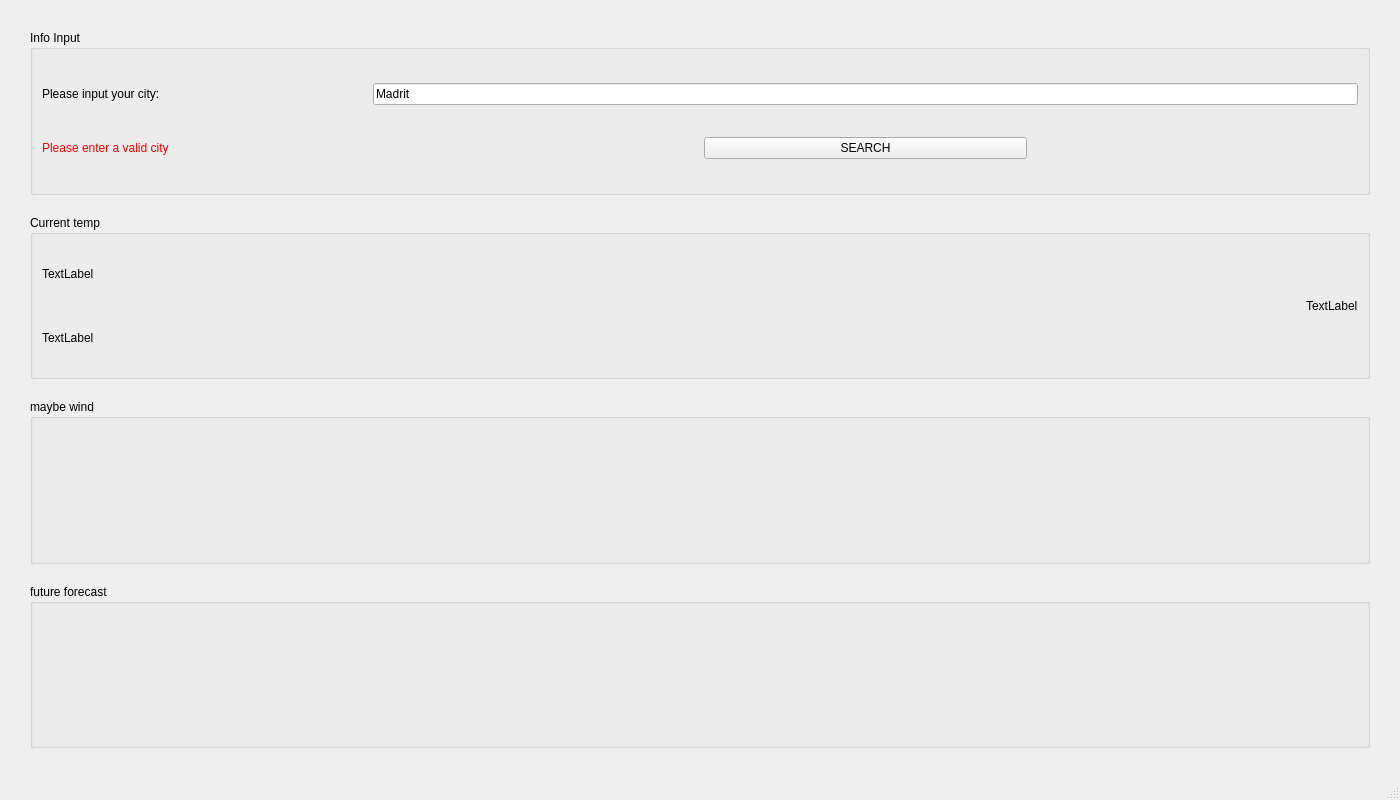
Above: WeatherApp.ui from jamosik/Weather_app before the change. Below: the same form after it.
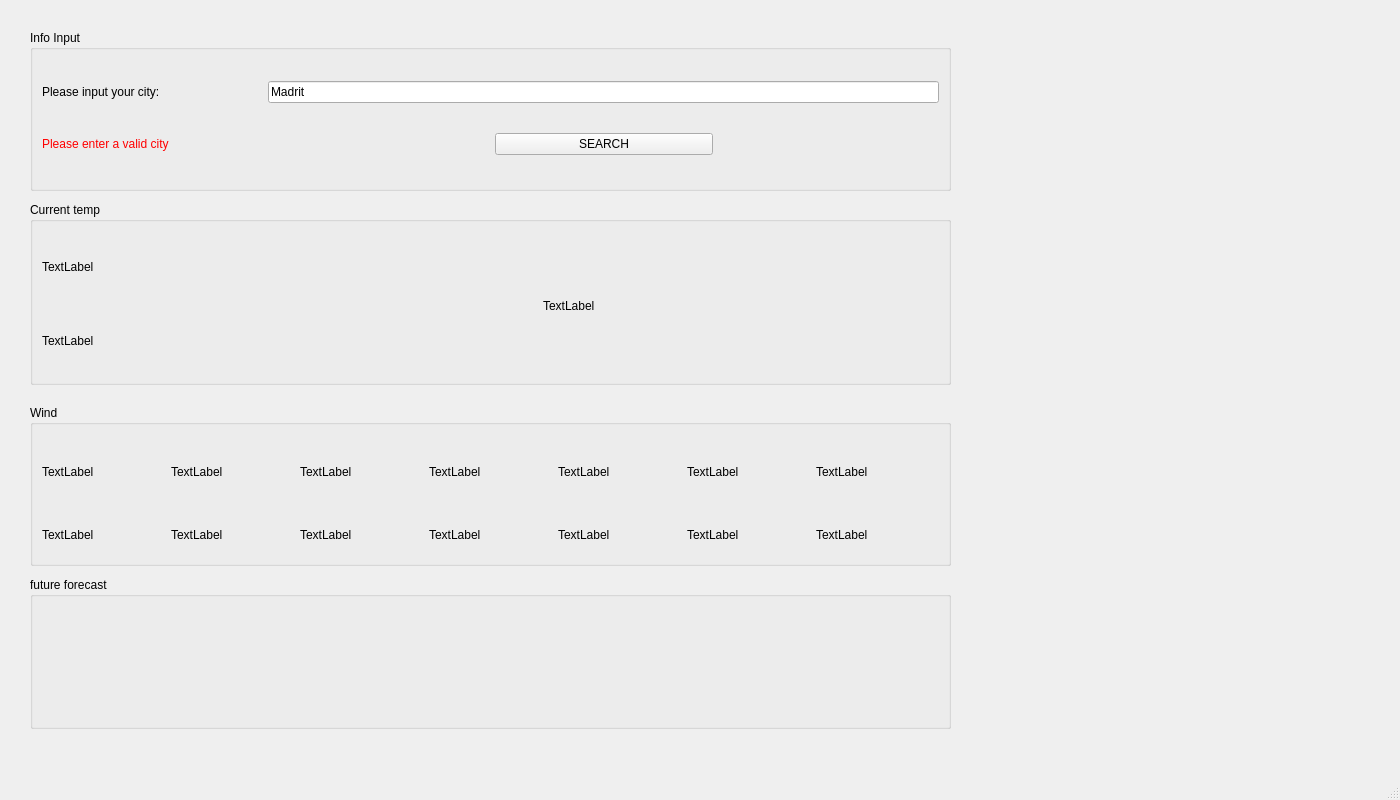
That is the form after the change.

```diff
--- a/WeatherApp.ui
+++ b/WeatherApp.ui
@@ -26,31 +26,25 @@
    <string>MainWindow</string>
   </property>
   <widget class="QWidget" name="centralwidget">
-   <layout class="QVBoxLayout" name="mainLayout">
-    <property name="spacing">
-     <number>20</number>
-    </property>
-    <property name="sizeConstraint">
-     <enum>QLayout::SetDefaultConstraint</enum>
-    </property>
-    <property name="leftMargin">
-     <number>30</number>
-    </property>
-    <property name="topMargin">
-     <number>30</number>
-    </property>
-    <property name="rightMargin">
-     <number>30</number>
-    </property>
-    <property name="bottomMargin">
-     <number>30</number>
-    </property>
-    <item>
+   <property name="sizePolicy">
+    <sizepolicy hsizetype="Fixed" vsizetype="Fixed">
+     <horstretch>0</horstretch>
+     <verstretch>0</verstretch>
+    </sizepolicy>
+   </property>
      <widget class="QGroupBox" name="groupBox">
+    <property name="geometry">
+     <rect>
+      <x>30</x>
+      <y>30</y>
+      <width>921</width>
+      <height>161</height>
+     </rect>
+    </property>
       <property name="title">
        <string>Info Input</string>
       </property>
-      <layout class="QGridLayout" name="gridLayout" rowstretch="0,0,0,0,0,0" columnstretch="1,1,1,1">
+    <layout class="QGridLayout" name="gridLayout" rowstretch="0,0,0,0,0" columnstretch="1,1,1,1">
        <property name="spacing">
         <number>8</number>
        </property>
@@ -97,15 +91,59 @@
        </item>
       </layout>
      </widget>
-    </item>
-    <item>
      <widget class="QGroupBox" name="groupBox_2">
+    <property name="geometry">
+     <rect>
+      <x>30</x>
+      <y>202</y>
+      <width>921</width>
+      <height>183</height>
+     </rect>
+    </property>
       <property name="title">
        <string>Current temp</string>
       </property>
       <layout class="QGridLayout" name="gridLayout_2">
-       <item row="2" column="0" rowspan="2">
+     <item row="0" column="1" rowspan="2">
+      <spacer name="horizontalSpacer">
+       <property name="orientation">
+        <enum>Qt::Horizontal</enum>
+       </property>
+       <property name="sizeHint" stdset="0">
+        <size>
+         <width>529</width>
+         <height>20</height>
+        </size>
+       </property>
+      </spacer>
+     </item>
+     <item row="0" column="4" rowspan="2">
+      <spacer name="horizontalSpacer_2">
+       <property name="orientation">
+        <enum>Qt::Horizontal</enum>
+       </property>
+       <property name="sizeHint" stdset="0">
+        <size>
+         <width>529</width>
+         <height>20</height>
+        </size>
+       </property>
+      </spacer>
+     </item>
+     <item row="1" column="0">
         <widget class="QLabel" name="TempDispLabel">
+       <property name="minimumSize">
+        <size>
+         <width>250</width>
+         <height>72</height>
+        </size>
+       </property>
+       <property name="maximumSize">
+        <size>
+         <width>250</width>
+         <height>72</height>
+        </size>
+       </property>
          <property name="styleSheet">
           <string notr="true">font: 30pt &quot;Montserrat&quot;;</string>
          </property>
@@ -114,8 +152,20 @@
          </property>
         </widget>
        </item>
-       <item row="0" column="0" rowspan="2">
+     <item row="0" column="0">
         <widget class="QLabel" name="CityDispLabel">
+       <property name="minimumSize">
+        <size>
+         <width>250</width>
+         <height>72</height>
+        </size>
+       </property>
+       <property name="maximumSize">
+        <size>
+         <width>250</width>
+         <height>72</height>
+        </size>
+       </property>
          <property name="styleSheet">
           <string notr="true">font: 30pt &quot;Montserrat&quot;;</string>
          </property>
@@ -124,14 +174,20 @@
          </property>
         </widget>
        </item>
-       <item row="0" column="2" rowspan="4" alignment="Qt::AlignRight">
+     <item row="0" column="2" rowspan="2" colspan="2">
         <widget class="QLabel" name="WeatherImg">
          <property name="sizePolicy">
-          <sizepolicy hsizetype="Preferred" vsizetype="Preferred">
+        <sizepolicy hsizetype="Fixed" vsizetype="Fixed">
            <horstretch>0</horstretch>
            <verstretch>0</verstretch>
           </sizepolicy>
          </property>
+       <property name="minimumSize">
+        <size>
+         <width>150</width>
+         <height>150</height>
+        </size>
+       </property>
          <property name="text">
           <string>TextLabel</string>
          </property>
@@ -139,22 +195,132 @@
        </item>
       </layout>
      </widget>
-    </item>
-    <item>
-     <widget class="QGroupBox" name="groupBox_3">
+   <widget class="QGroupBox" name="groupBox_Wind">
+    <property name="geometry">
+     <rect>
+      <x>30</x>
+      <y>405</y>
+      <width>921</width>
+      <height>161</height>
+     </rect>
+    </property>
       <property name="title">
-       <string>maybe wind</string>
-      </property>
-     </widget>
-    </item>
-    <item>
+     <string>Wind</string>
+    </property>
+    <layout class="QGridLayout" name="gridLayout_3">
+     <item row="0" column="0" rowspan="2">
+      <widget class="QLabel" name="WindDir1">
+       <property name="text">
+        <string>TextLabel</string>
+       </property>
+      </widget>
+     </item>
+     <item row="2" column="0">
+      <widget class="QLabel" name="WindSpeed1">
+       <property name="text">
+        <string>TextLabel</string>
+       </property>
+      </widget>
+     </item>
+     <item row="2" column="1">
+      <widget class="QLabel" name="WindSpeed2">
+       <property name="text">
+        <string>TextLabel</string>
+       </property>
+      </widget>
+     </item>
+     <item row="0" column="1" rowspan="2">
+      <widget class="QLabel" name="WindDir2">
+       <property name="text">
+        <string>TextLabel</string>
+       </property>
+      </widget>
+     </item>
+     <item row="2" column="2">
+      <widget class="QLabel" name="WindSpeed3">
+       <property name="text">
+        <string>TextLabel</string>
+       </property>
+      </widget>
+     </item>
+     <item row="0" column="2" rowspan="2">
+      <widget class="QLabel" name="WindDir3">
+       <property name="text">
+        <string>TextLabel</string>
+       </property>
+      </widget>
+     </item>
+     <item row="2" column="3">
+      <widget class="QLabel" name="WindSpeed4">
+       <property name="text">
+        <string>TextLabel</string>
+       </property>
+      </widget>
+     </item>
+     <item row="0" column="3" rowspan="2">
+      <widget class="QLabel" name="WindDir4">
+       <property name="text">
+        <string>TextLabel</string>
+       </property>
+      </widget>
+     </item>
+     <item row="2" column="4">
+      <widget class="QLabel" name="WindSpeed5">
+       <property name="text">
+        <string>TextLabel</string>
+       </property>
+      </widget>
+     </item>
+     <item row="0" column="4" rowspan="2">
+      <widget class="QLabel" name="WindDir5">
+       <property name="text">
+        <string>TextLabel</string>
+       </property>
+      </widget>
+     </item>
+     <item row="2" column="5">
+      <widget class="QLabel" name="WindSpeed6">
+       <property name="text">
+        <string>TextLabel</string>
+       </property>
+      </widget>
+     </item>
+     <item row="0" column="5" rowspan="2">
+      <widget class="QLabel" name="WindDir6">
+       <property name="text">
+        <string>TextLabel</string>
+       </property>
+      </widget>
+     </item>
+     <item row="2" column="6">
+      <widget class="QLabel" name="WindSpeed7">
+       <property name="text">
+        <string>TextLabel</string>
+       </property>
+      </widget>
+     </item>
+     <item row="0" column="6" rowspan="2">
+      <widget class="QLabel" name="WindDir7">
+       <property name="text">
+        <string>TextLabel</string>
+       </property>
+      </widget>
+     </item>
+    </layout>
+   </widget>
      <widget class="QGroupBox" name="groupBox_4">
+    <property name="geometry">
+     <rect>
+      <x>30</x>
+      <y>577</y>
+      <width>921</width>
+      <height>152</height>
+     </rect>
+    </property>
       <property name="title">
        <string>future forecast</string>
       </property>
      </widget>
-    </item>
-   </layout>
   </widget>
   <widget class="QMenuBar" name="menubar">
    <property name="geometry">
```
Lines whose indentation alone changed are shown as unchanged.
